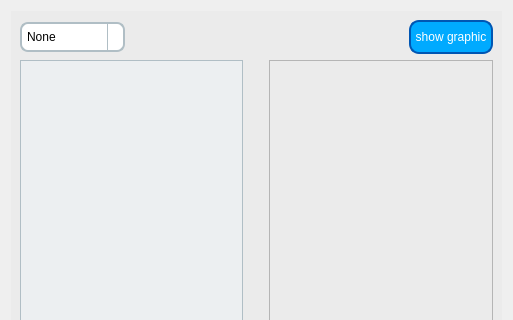
Qt form src/edcon/gui/ui/processdata_tab.ui (Festo-se/festo-edcon) before a commit; both pictures show x 0 to 513 and y 0 to 320 of the 513 by 506 pixel window.
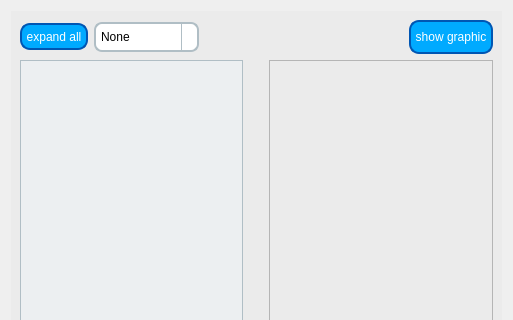
The same form after that commit. Icons and pictures are not drawn.

Commit message: expand all for treeview

The edit to the form file:
```diff
--- a/src/edcon/gui/ui/processdata_tab.ui
+++ b/src/edcon/gui/ui/processdata_tab.ui
@@ -34,6 +34,35 @@
        <layout class="QVBoxLayout" name="verticalLayout">
         <item>
          <layout class="QHBoxLayout" name="horizontalLayout">
+          <item>
+           <widget class="QToolButton" name="expand_button">
+            <property name="styleSheet">
+             <string notr="true">QToolButton {
+    background-color: rgb(0, 170, 255);
+    color: white; /* Weiße Schrift */
+    border-style: solid;
+    border-width: 2px;
+    border-radius: 10px; /* Abgerundete Ecken */
+    border-color: #0056b3; /* Dunkleres Blau für den Rand */
+
+    min-width: 40px; /* Minimale Breite des Buttons */
+    min-height: 20px; /* Minimale Höhe des Buttons */
+}
+
+QToolButton:hover {
+    background-color: #0056b3; /* Dunkleres Blau beim Darüberfahren */
+}
+
+QToolButton:pressed {
+    background-color: #004099; /* Noch dunkleres Blau beim Klicken */
+}
+</string>
+            </property>
+            <property name="text">
+             <string>expand all</string>
+            </property>
+           </widget>
+          </item>
           <item>
            <widget class="QComboBox" name="comboBox">
             <property name="styleSheet">
```
The commit also changes 3 other files.
